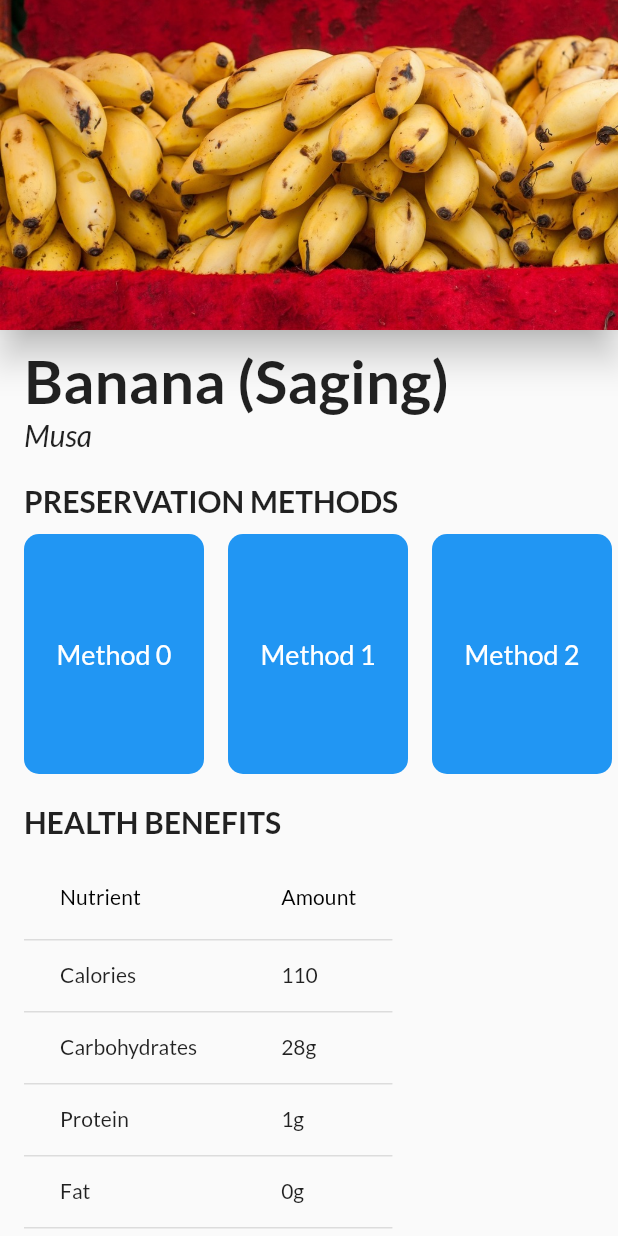
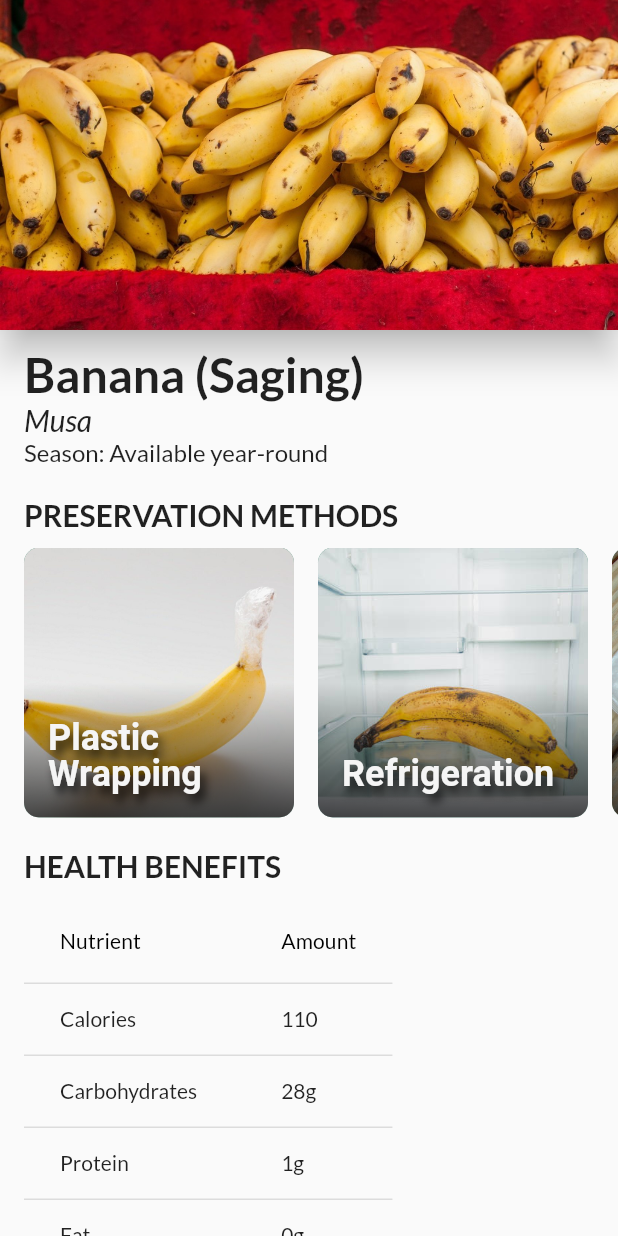
Before and after one commit to noitisoprepus/food-hunter, a Flutter app: the CatalogPage screen opened directly, after a tap on "Banana", on a phone screen of 412 x 824 dp. Run offline on Flutter 3.47's test engine with Material 2 defaults, Android fonts, the phone set to English and light mode, and no system bars; our stand-ins replace google_fonts.

Commit message:
Finished the FoodPage setup

```diff
--- a/lib/pages/catalog.dart
+++ b/lib/pages/catalog.dart
@@ -145,7 +145,7 @@ class _CatalogPageState extends State<CatalogPage> {
                         fontSize: 24,
                         fontWeight: FontWeight.bold,
                         color: Colors.grey[100],
-                        height: 1.2,
+                        height: 1.0,
                         shadows: [
                           Shadow(
                             color: Helper.textShadowCol,
--- a/lib/pages/food.dart
+++ b/lib/pages/food.dart
@@ -1,5 +1,8 @@
 import 'package:flutter/material.dart';
+import 'package:food_hunter/helper.dart';
 import 'package:food_hunter/pages/preservation.dart';
+import 'package:food_hunter/themes/color_scheme.dart';
+import 'package:google_fonts/google_fonts.dart';
 
 class FoodPage extends StatefulWidget {
   final String itemKey;
@@ -32,8 +35,23 @@ class _FoodPageState extends State<FoodPage> {
     double screenWidth = MediaQuery.of(context).size.width;
     Map<String, dynamic> foodData = widget.itemData;
     Map<String, dynamic> nutrients = foodData['nutrients'] as Map<String, dynamic>;
+    Map<String, dynamic> preservation = foodData['preservation'] as Map<String, dynamic>;
+    List<String> preservationKeys = preservation.keys.toList();
+    List<String> seasonsList = List<String>.from(foodData['season']);
+    String key = widget.itemKey;
+
     nutrients.remove('src');
-    String key = widget.itemKey;
+    preservationKeys.remove('src');
+
+    String seasons = '';
+    for (int i = 0; i < seasonsList.length; i++) {
+      seasons += seasonsList[i];
+      if (i == (seasonsList.length - 1)) {
+        break;
+      }
+      seasons += ', ';
+    }
+    String seasonsText = (seasons == '') ? "Available year-round" : seasons;
 
     return Scaffold(
       body: SafeArea(
@@ -67,7 +85,7 @@ class _FoodPageState extends State<FoodPage> {
                   child: Text(
                     foodData['name'],
                     style: const TextStyle(
-                      fontSize: 40,
+                      fontSize: 32,
                       fontWeight: FontWeight.bold,
                     )
                   ),
@@ -83,6 +101,21 @@ class _FoodPageState extends State<FoodPage> {
                       fontSize: 20,
                       fontStyle: FontStyle.italic,
                     )
+                  ),
+                ),
+              ),
+              const SizedBox(
+                height: 0,
+              ),
+              Align(
+                alignment: Alignment.centerLeft,
+                child: Padding(
+                  padding: const EdgeInsets.symmetric(horizontal: 16.0),
+                  child: Text(
+                    'Season: $seasonsText',
+                    style: const TextStyle(
+                      fontSize: 16,
+                    ),
                   ),
                 ),
               ),
@@ -106,14 +139,13 @@ class _FoodPageState extends State<FoodPage> {
                 height: 10,
               ),
               SizedBox(
-                height: 160,
+                height: 180,
                 child: ListView.builder(
                   scrollDirection: Axis.horizontal,
-                  itemCount: 5,
+                  itemCount: preservationKeys.length,
                   itemBuilder: (BuildContext context, int index) {
-
                     bool isFirst = index == 0;
-                    bool isLast = index == 4; // Change accordingly
+                    bool isLast = index == (preservationKeys.length - 1);
 
                     return Row(
                       children: [
@@ -123,26 +155,67 @@ class _FoodPageState extends State<FoodPage> {
                             Navigator.push(
                               context,
                               MaterialPageRoute(
-                                builder: (context) => PreservationPage(itemKey: key, itemData: widget.itemData),
+                                builder: (context) => PreservationPage(itemKey: key, preservationKey: preservationKeys[index], preservationData: preservation),
                               ),
                             );
                           },
                           child: Hero(
-                            tag: 'method$index',
+                            tag: '$key${preservation[preservationKeys[index]]}',
                             child: Container(
-                              width: 120,
+                              width: 180,
                               decoration: BoxDecoration(
-                                color: Colors.blue,
+                                color: FHColorScheme.primaryColor,
                                 borderRadius: BorderRadius.circular(10),
                               ),
-                              child: Center(
-                                child: Text(
-                                  'Method $index',
-                                  style: const TextStyle(
-                                    fontSize: 18,
-                                    color: Colors.white,
+                              clipBehavior: Clip.antiAlias,
+                              child: Stack(
+                                fit: StackFit.expand,
+                                children: [
+                                  ColorFiltered(
+                                    colorFilter: Helper.darkenFilter,
+                                    child: Image(
+                                      image: AssetImage('assets/pics/foods/preservation/${key}_${preservationKeys[index]}.jpg'),
+                                      fit: BoxFit.cover,
+                                    ),
                                   ),
-                                ),
+                                  Container(
+                                    decoration: BoxDecoration(
+                                      gradient: LinearGradient(
+                                        begin: Alignment.center,
+                                        end: Alignment.bottomCenter,
+                                        colors: [
+                                          Colors.black.withOpacity(0.0),
+                                          Colors.black.withOpacity(0.7),
+                                        ],
+                                      ),
+                                    ),
+                                  ),
+                                  Material(
+                                    type: MaterialType.transparency,
+                                    child: Padding(
+                                      padding: const EdgeInsets.all(16.0),
+                                      child: Align(
+                                        alignment: Alignment.bottomLeft,
+                                        child: Text(
+                                          preservation[preservationKeys[index]]['name'],
+                                          style: GoogleFonts.hindSiliguri(
+                                            fontSize: 24,
+                                            fontWeight: FontWeight.bold,
+                                            color: Colors.grey[100],
+                                            height: 1.0,
+                                            shadows: [
+                                              Shadow(
+                                                color: Helper.textShadowCol,
+                                                offset: Helper.textShadowOffset,
+                                                blurRadius: Helper.textShadowBlurRadius
+                                              )
+                                            ]
+                                          ),
+                                        ),
+                                      ),
+                                    ),
+                                  ),
+                                ]
                               ),
                             ),
                           ),
--- a/lib/pages/home.dart
+++ b/lib/pages/home.dart
@@ -241,7 +241,7 @@ class _HomePageState extends State<HomePage> {
                                         fontSize: 24,
                                         fontWeight: FontWeight.bold,
                                         color: Colors.grey[100],
-                                        height: 1,
+                                        height: 1.0,
                                         shadows: [
                                           Shadow(
                                             color: Helper.textShadowCol,
--- a/pubspec.yaml
+++ b/pubspec.yaml
@@ -68,6 +68,7 @@ flutter:
   assets:
     - assets/
     - assets/pics/foods/
+    - assets/pics/foods/preservation/
     - assets/pics/logo/
     - assets/pics/preservation/
 
```
Also changed, not shown: assets/foods.json (+62 -13 lines), lib/pages/preservation.dart (+12 -55 lines), assets/pics/foods/preservation/banana_dehydration.jpg (added), assets/pics/foods/preservation/banana_freezing.jpg (added), assets/pics/foods/preservation/banana_plastic_wrapping.jpg (added), assets/pics/foods/preservation/banana_refrigeration.jpg (added).
